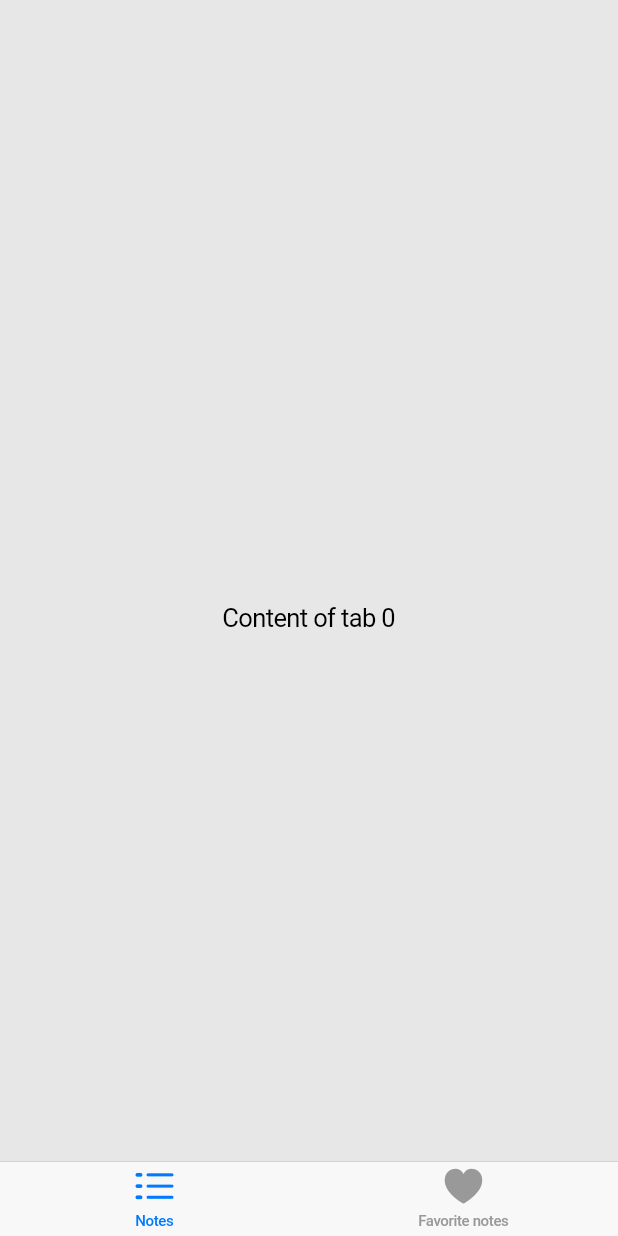
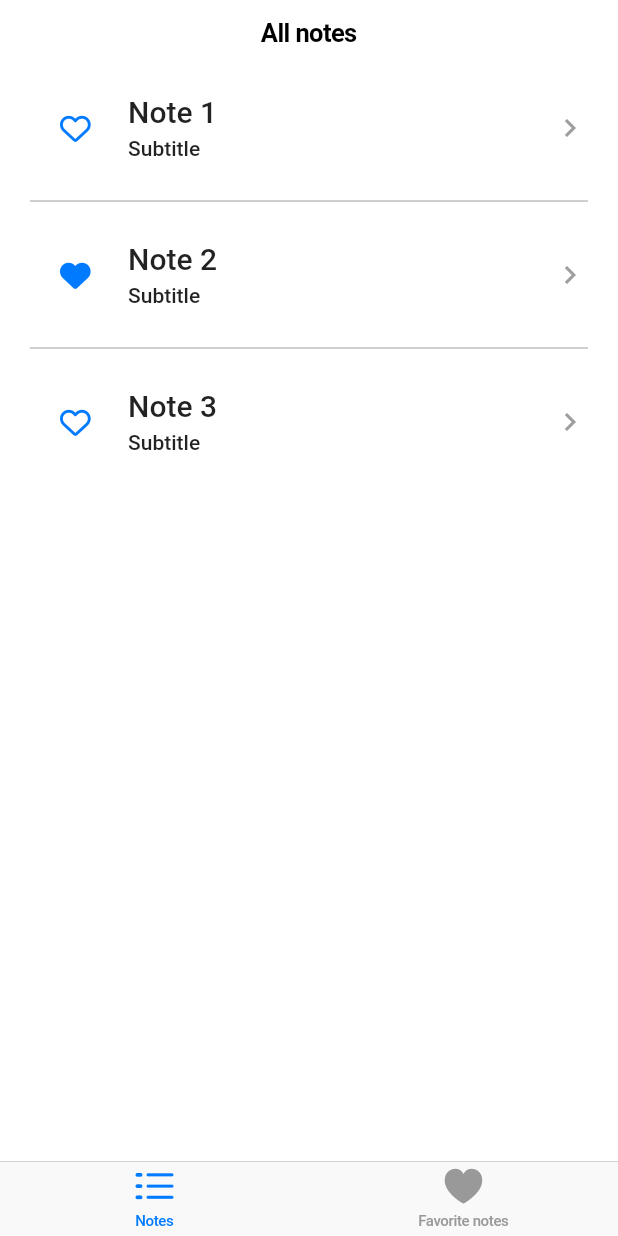
Before and after one commit to andreiqvik/Flutter_SwiftUI_UIKit, a Flutter app: the screen it shows after launch, on a phone screen of 412 x 824 dp. Run offline on Flutter 3.47's test engine with Material 2 defaults, Android fonts, the phone set to English and light mode, and no system bars; our stand-ins replace font_awesome_flutter.

Commit message:
Add note cell in NotesFlutter

```diff
--- a/notesflutter/lib/datastore/datastore.dart
+++ b/notesflutter/lib/datastore/datastore.dart
@@ -1,17 +1,24 @@
 import 'package:notesflutter/models/note.dart';
 
 class DataStore {
+  // SINGLETON
+  DataStore._();
+  static final shared = DataStore._();
+
   // CREATE
 
   // READ
   List<Note> getAllNotes() {
     final note1 = Note(content: "Note 1");
+    note1.title = "Note 1";
     note1.subtitle = "Subtitle";
 
     final note2 = Note(content: "Note 2");
+    note2.title = "Note 2";
     note2.isFavorite = true;
 
     final note3 = Note(content: "Note 3");
+    note3.title = "Note 3";
 
     return [
       note1,
--- /dev/null
+++ b/notesflutter/lib/screens/all_notes_screen.dart
@@ -0,0 +1,41 @@
+import 'package:flutter/cupertino.dart';
+import 'package:flutter/material.dart';
+import 'package:notesflutter/datastore/datastore.dart';
+import 'package:notesflutter/widgets/note_cell.dart';
+
+class AllNotesScreen extends StatelessWidget {
+  // CONSTRUCTORS
+  AllNotesScreen({super.key});
+
+  // PROPERTIES
+
+  // Model
+  final _notes = DataStore.shared.getAllNotes();
+
+  // BUILD METHOD
+  @override
+  Widget build(BuildContext context) {
+    return CupertinoPageScaffold(
+      navigationBar: const CupertinoNavigationBar(
+        middle: Text('All notes'),
+      ),
+      child: ListView.separated(
+        separatorBuilder: (context, index) => const Padding(
+          padding: EdgeInsets.fromLTRB(20, 0, 20, 0),
+          child: Divider(
+            color: Colors.grey,
+          ),
+        ),
+        itemCount: _notes.length,
+        itemBuilder: (context, index) {
+          final note = _notes[index];
+          return NoteCell(
+            title: note.title,
+            subtitle: note.subtitle,
+            isFavorite: note.isFavorite,
+          );
+        },
+      ),
+    );
+  }
+}
--- /dev/null
+++ b/notesflutter/lib/screens/edit_note_screen.dart
@@ -0,0 +1,17 @@
+import 'package:flutter/cupertino.dart';
+
+class EditNoteScreen extends StatelessWidget {
+  const EditNoteScreen({super.key});
+
+  @override
+  Widget build(BuildContext context) {
+    return CupertinoPageScaffold(
+      navigationBar: const CupertinoNavigationBar(
+        middle: Text('Edit'),
+      ),
+      child: Container(
+        child: Text("Edit"),
+      ),
+    );
+  }
+}
--- /dev/null
+++ b/notesflutter/lib/screens/favorite_notes_screen.dart
@@ -0,0 +1,40 @@
+import 'package:flutter/cupertino.dart';
+import 'package:flutter/material.dart';
+import 'package:notesflutter/datastore/datastore.dart';
+import 'package:notesflutter/widgets/note_cell.dart';
+
+class FavoriteNotesScreen extends StatelessWidget {
+  FavoriteNotesScreen({super.key});
+
+  // PROPERTIES
+
+  // Model
+  final _notes = DataStore.shared.getFavoriteNotes();
+
+  // BUILD METHOD
+  @override
+  Widget build(BuildContext context) {
+    return CupertinoPageScaffold(
+      navigationBar: const CupertinoNavigationBar(
+        middle: Text('All notes'),
+      ),
+      child: ListView.separated(
+        separatorBuilder: (context, index) => const Padding(
+          padding: EdgeInsets.fromLTRB(20, 0, 20, 0),
+          child: Divider(
+            color: Colors.grey,
+          ),
+        ),
+        itemCount: _notes.length,
+        itemBuilder: (context, index) {
+          final note = _notes[index];
+          return NoteCell(
+            title: note.title,
+            subtitle: note.subtitle,
+            isFavorite: note.isFavorite,
+          );
+        },
+      ),
+    );
+  }
+}
--- a/notesflutter/lib/screens/maintabsscreen.dart
+++ b/notesflutter/lib/screens/maintabsscreen.dart
@@ -1,4 +1,6 @@
 import 'package:flutter/cupertino.dart';
+import 'package:notesflutter/screens/all_notes_screen.dart';
+import 'package:notesflutter/screens/favorite_notes_screen.dart';
 
 class CupertinoTabBarApp extends StatelessWidget {
   const CupertinoTabBarApp({super.key});
@@ -7,13 +9,13 @@ class CupertinoTabBarApp extends StatelessWidget {
   Widget build(BuildContext context) {
     return const CupertinoApp(
       theme: CupertinoThemeData(brightness: Brightness.light),
-      home: CupertinoTabBarExample(),
+      home: MainTabsScreen(),
     );
   }
 }
 
-class CupertinoTabBarExample extends StatelessWidget {
-  const CupertinoTabBarExample({super.key});
+class MainTabsScreen extends StatelessWidget {
+  const MainTabsScreen({super.key});
 
   @override
   Widget build(BuildContext context) {
@@ -33,9 +35,11 @@ class CupertinoTabBarExample extends StatelessWidget {
       tabBuilder: (BuildContext context, int index) {
         return CupertinoTabView(
           builder: (BuildContext context) {
-            return Center(
-              child: Text('Content of tab $index'),
-            );
+            if (index == 0) {
+              return AllNotesScreen();
+            } else {
+              return FavoriteNotesScreen();
+            }
           },
         );
       },
--- /dev/null
+++ b/notesflutter/lib/widgets/note_cell.dart
@@ -0,0 +1,47 @@
+import 'package:flutter/cupertino.dart';
+import 'package:flutter/material.dart';
+import 'package:font_awesome_flutter/font_awesome_flutter.dart';
+
+class NoteCell extends StatelessWidget {
+  const NoteCell(
+      {super.key,
+      required this.title,
+      required this.subtitle,
+      required this.isFavorite});
+
+  final String? title;
+  final String? subtitle;
+  final bool isFavorite;
+
+  @override
+  Widget build(BuildContext context) {
+    return Padding(
+      padding: const EdgeInsets.fromLTRB(20, 15, 20, 15),
+      child: Row(children: [
+        CupertinoButton(
+            child: FaIcon(isFavorite
+                ? FontAwesomeIcons.solidHeart
+                : FontAwesomeIcons.heart),
+            onPressed: () {}),
+        const SizedBox(width: 5),
+        Expanded(
+          child: Column(
+            crossAxisAlignment: CrossAxisAlignment.start,
+            children: [
+              Text(title ?? "", style: Theme.of(context).textTheme.titleLarge),
+              const SizedBox(
+                height: 5,
+              ),
+              Text(subtitle ?? "",
+                  style: Theme.of(context).textTheme.bodyLarge),
+            ],
+          ),
+        ),
+        const Icon(
+          Icons.chevron_right,
+          color: Colors.grey,
+        ),
+      ]),
+    );
+  }
+}
--- a/notesflutter/pubspec.yaml
+++ b/notesflutter/pubspec.yaml
@@ -36,6 +36,7 @@ dependencies:
   # The following adds the Cupertino Icons font to your application.
   # Use with the CupertinoIcons class for iOS style icons.
   cupertino_icons: ^1.0.2
+  font_awesome_flutter: ^10.2.1
 
 dev_dependencies:
   flutter_test:
```
Also changed, not shown: notesflutter/pubspec.lock.
